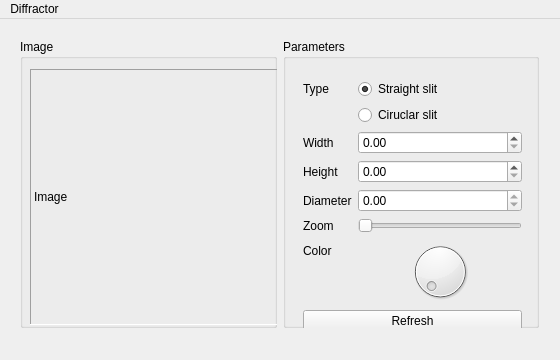
The window that mainwindow.ui (plefebvre91/Diffractr) describes before a commit, drawn with Qt 5.
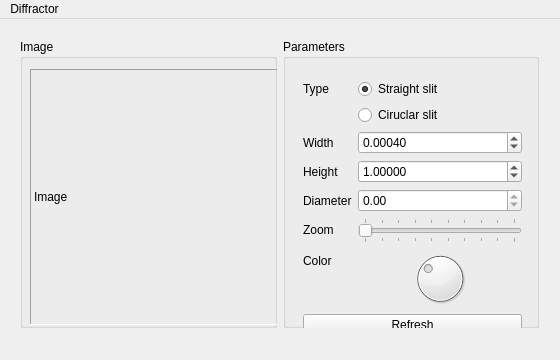
The same window after the commit.

Patch:
```diff
--- a/mainwindow.ui
+++ b/mainwindow.ui
@@ -91,7 +91,7 @@
           <x>9</x>
           <y>29</y>
           <width>241</width>
-          <height>275</height>
+          <height>279</height>
          </rect>
         </property>
         <layout class="QVBoxLayout" name="verticalLayout">
@@ -138,7 +138,23 @@
             </widget>
            </item>
            <item row="2" column="1">
-            <widget class="QDoubleSpinBox" name="widthDoubleSpinBox"/>
+            <widget class="QDoubleSpinBox" name="widthDoubleSpinBox">
+             <property name="decimals">
+              <number>5</number>
+             </property>
+             <property name="minimum">
+              <double>0.000010000000000</double>
+             </property>
+             <property name="maximum">
+              <double>1.000000000000000</double>
+             </property>
+             <property name="singleStep">
+              <double>0.000010000000000</double>
+             </property>
+             <property name="value">
+              <double>0.000400000000000</double>
+             </property>
+            </widget>
            </item>
            <item row="3" column="0">
             <widget class="QLabel" name="heightLabel">
@@ -148,7 +164,23 @@
             </widget>
            </item>
            <item row="3" column="1">
-            <widget class="QDoubleSpinBox" name="heightDoubleSpinBox"/>
+            <widget class="QDoubleSpinBox" name="heightDoubleSpinBox">
+             <property name="decimals">
+              <number>5</number>
+             </property>
+             <property name="minimum">
+              <double>0.000010000000000</double>
+             </property>
+             <property name="maximum">
+              <double>1000.000000000000000</double>
+             </property>
+             <property name="singleStep">
+              <double>0.000010000000000</double>
+             </property>
+             <property name="value">
+              <double>1.000000000000000</double>
+             </property>
+            </widget>
            </item>
            <item row="4" column="0">
             <widget class="QLabel" name="diameterLabel">
@@ -178,7 +210,14 @@
             </widget>
            </item>
            <item row="6" column="1">
-            <widget class="QDial" name="colorDial"/>
+            <widget class="QDial" name="colorDial">
+             <property name="maximum">
+              <number>359</number>
+             </property>
+             <property name="value">
+              <number>120</number>
+             </property>
+            </widget>
            </item>
            <item row="5" column="0">
             <widget class="QLabel" name="zoomLabel">
@@ -192,12 +231,21 @@
              <property name="minimum">
               <number>1</number>
              </property>
+             <property name="maximum">
+              <number>10</number>
+             </property>
              <property name="value">
               <number>1</number>
              </property>
              <property name="orientation">
               <enum>Qt::Horizontal</enum>
              </property>
+             <property name="tickPosition">
+              <enum>QSlider::TicksBothSides</enum>
+             </property>
+             <property name="tickInterval">
+              <number>1</number>
+             </property>
             </widget>
            </item>
           </layout>
```
Left out of the diff: 44 changed lines with no effect on the pictures.
